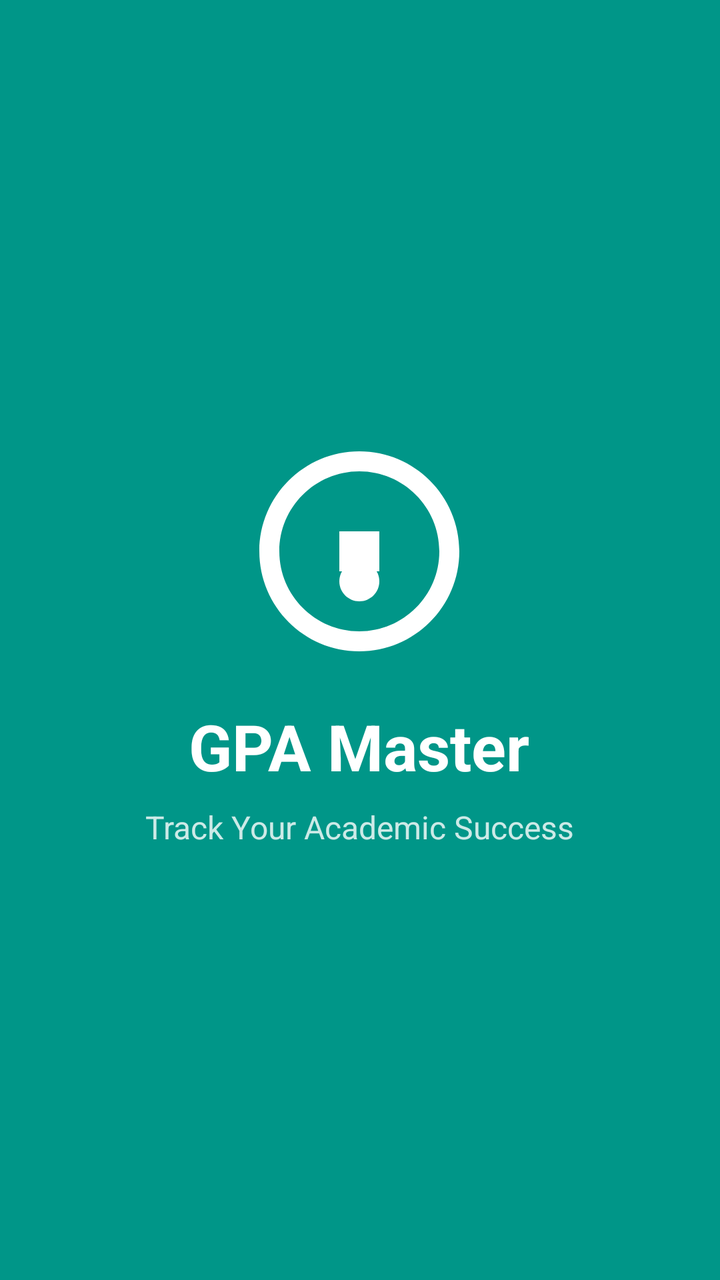
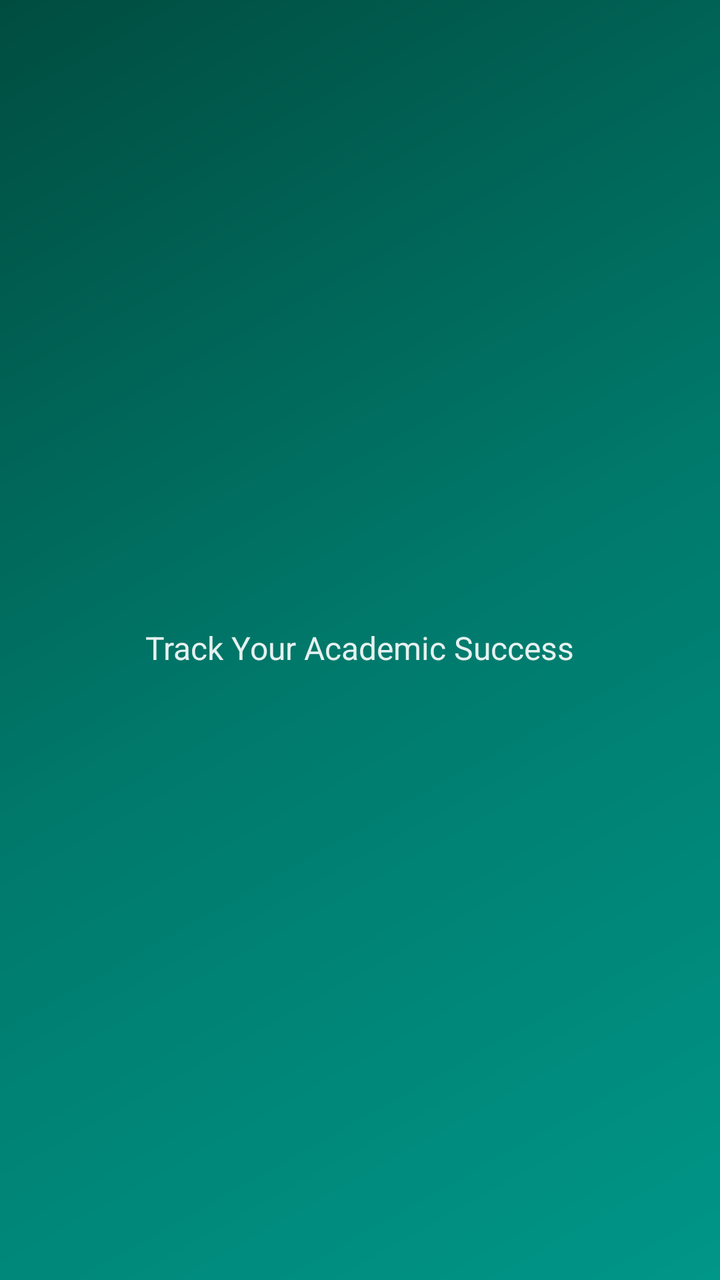

Screens rendered from an Android XML layout before and after an edit, with the pre-edit source and the edit as a unified diff.
<!-- AndroidManifest.xml: application theme Theme.AppCompat.Light.NoActionBar -->
<!-- res/layout/activity_splash.xml -->
<?xml version="1.0" encoding="utf-8"?>
<FrameLayout xmlns:android="http://schemas.android.com/apk/res/android"
    xmlns:app="http://schemas.android.com/apk/res-auto"
    android:background="@color/primary"
    android:layout_width="match_parent"
    android:layout_height="match_parent">

    <LinearLayout
        android:layout_width="wrap_content"
        android:layout_height="wrap_content"
        android:layout_gravity="center"
        android:orientation="vertical"
        android:gravity="center">

        <ImageView
            android:layout_width="120dp"
            android:layout_height="120dp"
            android:src="@drawable/ic_gpa"
            app:tint="@android:color/white" />

        <TextView
            android:layout_width="wrap_content"
            android:layout_height="wrap_content"
            android:layout_marginTop="16dp"
            android:text="GPA Master"
            android:textColor="@android:color/white"
            android:textSize="32sp"
            android:textStyle="bold" />

        <TextView
            android:layout_width="wrap_content"
            android:layout_height="wrap_content"
            android:layout_marginTop="8dp"
            android:text="Track Your Academic Success"
            android:textColor="@android:color/white"
            android:textSize="16sp"
            android:alpha="0.8" />

    </LinearLayout>

</FrameLayout>
<!-- resources referenced by this layout -->
<resources>
  <color name="primary">#009688</color>
  <!-- drawable ic_gpa (drawable) -->
  <vector xmlns:android="http://schemas.android.com/apk/res/android"
      android:width="120dp"
      android:height="120dp"
      android:viewportWidth="24"
      android:viewportHeight="24">
      <path
          android:fillColor="@color/primary"
          android:pathData="M12,2C6.48,2 2,6.48 2,12s4.48,10 10,10 10,-4.48 10,-10S17.52,2 12,2zM12,20c-4.41,0 -8,-3.59 -8,-8s3.59,-8 8,-8 8,3.59 8,8 -3.59,8 -8,8z"/>
      <path
          android:fillColor="@color/primary"
          android:pathData="M12,17c1.1,0 2,-0.9 2,-2s-0.9,-2 -2,-2 -2,0.9 -2,2 0.9,2 2,2z"/>
      <path
          android:fillColor="@color/primary"
          android:pathData="M10,10h4v4h-4z"/>
  </vector>
</resources>

<!-- the commit's change to res/layout/activity_splash.xml (unified diff, before → after) -->
@@ -1,41 +1,62 @@
 <?xml version="1.0" encoding="utf-8"?>
-<FrameLayout xmlns:android="http://schemas.android.com/apk/res/android"
+<RelativeLayout xmlns:android="http://schemas.android.com/apk/res/android"
     xmlns:app="http://schemas.android.com/apk/res-auto"
-    android:background="@color/primary"
     android:layout_width="match_parent"
-    android:layout_height="match_parent">
+    android:layout_height="match_parent"
+    android:background="@drawable/splash_gradient">
 
+    
     <LinearLayout
         android:layout_width="wrap_content"
         android:layout_height="wrap_content"
-        android:layout_gravity="center"
+        android:layout_centerInParent="true"
         android:orientation="vertical"
-        android:gravity="center">
+        android:gravity="center"
+        android:padding="32dp">
 
-        <ImageView
-            android:layout_width="120dp"
-            android:layout_height="120dp"
-            android:src="@drawable/ic_gpa"
-            app:tint="@android:color/white" />
+        
 
+
+
+
+
+
+
+
+
+        
+
+
+
+
+
+
+
+
+
+
+        
         <TextView
-            android:layout_width="wrap_content"
-            android:layout_height="wrap_content"
-            android:layout_marginTop="16dp"
-            android:text="GPA Master"
-            android:textColor="@android:color/white"
-            android:textSize="32sp"
-            android:textStyle="bold" />
-
-        <TextView
+            android:id="@+id/splash_tagline"
             android:layout_width="wrap_content"
             android:layout_height="wrap_content"
             android:layout_marginTop="8dp"
             android:text="Track Your Academic Success"
             android:textColor="@android:color/white"
             android:textSize="16sp"
-            android:alpha="0.8" />
+            android:alpha="0.9" />
+
+        
+
+
+
+
+
+
+
+
+
 
     </LinearLayout>
 
-</FrameLayout>
+</RelativeLayout>
<!-- resource entries referenced after the edit -->
@@ -1,21 +1,14 @@
 <!-- resources referenced by this layout -->
 <resources>
-  <color name="primary">#009688</color>
-  <!-- drawable ic_gpa (drawable) -->
-  <vector xmlns:android="http://schemas.android.com/apk/res/android"
-      android:width="120dp"
-      android:height="120dp"
-      android:viewportWidth="24"
-      android:viewportHeight="24">
-      <path
-          android:fillColor="@color/primary"
-          android:pathData="M12,2C6.48,2 2,6.48 2,12s4.48,10 10,10 10,-4.48 10,-10S17.52,2 12,2zM12,20c-4.41,0 -8,-3.59 -8,-8s3.59,-8 8,-8 8,3.59 8,8 -3.59,8 -8,8z"/>
-      <path
-          android:fillColor="@color/primary"
-          android:pathData="M12,17c1.1,0 2,-0.9 2,-2s-0.9,-2 -2,-2 -2,0.9 -2,2 0.9,2 2,2z"/>
-      <path
-          android:fillColor="@color/primary"
-          android:pathData="M10,10h4v4h-4z"/>
-  </vector>
+  <!-- drawable splash_gradient (drawable) -->
+  <?xml version="1.0" encoding="utf-8"?>
+  <shape xmlns:android="http://schemas.android.com/apk/res/android">
+      <gradient
+          android:type="linear"
+          android:angle="135"
+          android:startColor="#009688"
+          android:centerColor="#00796B"
+          android:endColor="#004D40" />
+  </shape>
 </resources>
 
